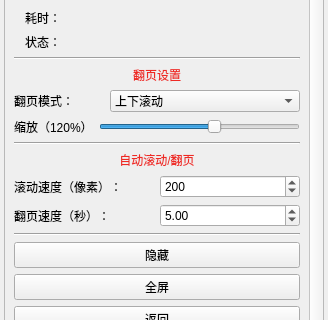
Before: the Qt Designer form ui/component/ui_read_tool.ui in tonquer/JMComic-qt, drawn with Qt 5; both pictures show x 0 to 328 and y 390 to 710 of the 328 by 825 pixel window.
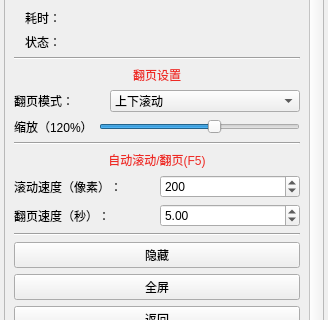
After: the same form once the commit is applied. Custom widgets are drawn as their Qt base class.

Commit message: 自动滚动/翻页添加 F5 提示

Patch:
```diff
--- a/ui/component/ui_read_tool.ui
+++ b/ui/component/ui_read_tool.ui
@@ -43,7 +43,7 @@
         <x>0</x>
         <y>0</y>
         <width>301</width>
-        <height>841</height>
+        <height>851</height>
        </rect>
       </property>
       <layout class="QVBoxLayout" name="verticalLayout_2">
@@ -507,7 +507,7 @@
             <string notr="true">color: #ee2a24</string>
            </property>
            <property name="text">
-            <string>自动滚动/翻页</string>
+            <string>自动滚动/翻页(F5)</string>
            </property>
            <property name="alignment">
             <set>Qt::AlignCenter</set>
```
The commit also changes 1 other file.
